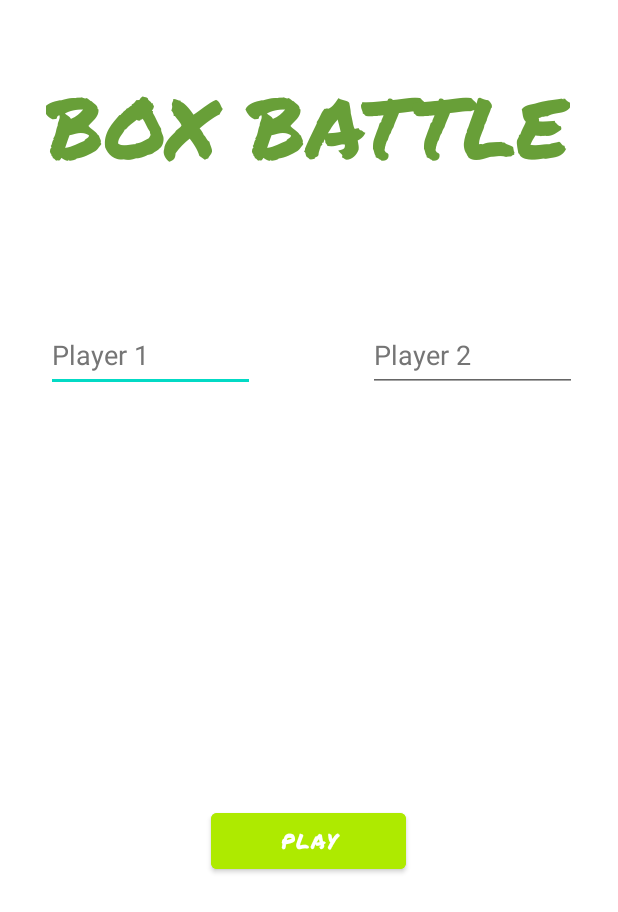
After one commit to 475Group/Box-Battle, an Android app: the layout activity_setup_screen.xml on its own in the app's theme, with its tools: preview values and no code run, on a phone screen of 412 x 824 dp. The commit adds this screen. Shown: the top 912 px of the screen. Run offline under Robolectric (Android 15) with nearby library versions, the phone set to English and light mode, and no system bars.

Commit message:
added set up screen

```diff
--- a/app/src/main/AndroidManifest.xml
+++ b/app/src/main/AndroidManifest.xml
@@ -11,6 +11,9 @@
         android:theme="@style/Theme.MyApplication">
         <activity
             android:name=".GamePage"
+            android:exported="false" />
+        <activity
+            android:name=".SetUpScreenActivity"
             android:exported="false" />
         <activity
             android:name=".StartScreenActivity"
--- a/app/src/main/java/com/example/myapplication/MainActivity.java
+++ b/app/src/main/java/com/example/myapplication/MainActivity.java
@@ -11,6 +11,8 @@ import android.os.Bundle;
 
 import android.view.View;
 import android.view.ViewGroup;
+import android.view.Window;
+import android.view.WindowManager;
 import android.widget.Button;
 import android.widget.ImageView;
 import android.widget.TextView;
@@ -19,18 +21,41 @@ import java.util.ArrayList;
 
 public class MainActivity extends AppCompatActivity implements View.OnClickListener {
     TextView player1Score, player2Score, player1Text, player2Text, player1Turn, player2Turn;
+    String player1Name, player2Name;
     int player1ScoreValue = 0, player2ScoreValue = 0;
     View previousLine = null;
     int turn = 0;
     ArrayList<View> lines = new ArrayList<>();
     ArrayList<TextView> wins = new ArrayList<>();
     int numOfLines;
+
+    public void setUpPlayerInfo(){
+        if (!(player1Name.equals(""))) {
+            player1Text.setText(player1Name);
+        }
+        if (!(player2Name.equals(""))) {
+            player2Text.setText(player2Name);
+        }
+    }
+
     @Override
     protected void onCreate(Bundle savedInstanceState) {
         super.onCreate(savedInstanceState);
+
+        //Remove title bar
+        requestWindowFeature(Window.FEATURE_NO_TITLE);
+        this.getWindow().setFlags(WindowManager.LayoutParams.FLAG_FULLSCREEN,WindowManager.LayoutParams.FLAG_FULLSCREEN);
+        //Hides action bar
+        if(getSupportActionBar() != null){
+            getSupportActionBar().hide();
+        }
+
         setContentView(R.layout.activity_game_page);
         player1Text = findViewById(R.id.player1Text);
+        player1Name = getIntent().getExtras().getString("P1");
         player2Text = findViewById(R.id.player2Text);
+        player2Name = getIntent().getExtras().getString("P2");
+        setUpPlayerInfo();
         player1Score = findViewById(R.id.player1Score);
         player2Score = findViewById(R.id.player2Score);
         player1Turn = findViewById(R.id.Player1Turn);
--- a/app/src/main/java/com/example/myapplication/StartScreenActivity.java
+++ b/app/src/main/java/com/example/myapplication/StartScreenActivity.java
@@ -34,7 +34,7 @@ public class StartScreenActivity extends AppCompatActivity {
         button.setOnClickListener(new View.OnClickListener(){
             @Override
             public void onClick(View v) {
-                openMainActivity();
+                openSetUpScreenActivity();
                 finish();
 
             }
@@ -43,8 +43,8 @@ public class StartScreenActivity extends AppCompatActivity {
 
     }
 
-    public void openMainActivity(){
-        Intent intent = new Intent(this, MainActivity.class);
+    public void openSetUpScreenActivity(){
+        Intent intent = new Intent(this, SetUpScreenActivity.class);
         startActivity(intent);
     }
 }
--- a/app/src/main/res/layout/activity_main.xml
+++ b/app/src/main/res/layout/activity_main.xml
@@ -16,7 +16,7 @@
         android:fontFamily="@font/permanent_marker"
         android:text="BOX BATTLE"
         android:textAlignment="center"
-        android:textColor="#AEEA00"
+        android:textColor="#689F38"
         android:textSize="50sp"
         app:layout_constraintBottom_toBottomOf="parent"
         app:layout_constraintLeft_toLeftOf="parent"
--- /dev/null
+++ b/app/src/main/res/layout/activity_setup_screen.xml
@@ -0,0 +1,69 @@
+<?xml version="1.0" encoding="utf-8"?>
+<androidx.constraintlayout.widget.ConstraintLayout xmlns:android="http://schemas.android.com/apk/res/android"
+    xmlns:app="http://schemas.android.com/apk/res-auto"
+    xmlns:tools="http://schemas.android.com/tools"
+    android:layout_width="match_parent"
+    android:layout_height="match_parent">
+
+    <Button
+        android:id="@+id/confirmButton"
+        android:layout_width="130dp"
+        android:layout_height="49dp"
+        android:backgroundTint="#AEEA00"
+        android:fontFamily="@font/permanent_marker"
+        android:text="Play"
+        android:textAlignment="center"
+        android:textColor="#FFFFFF"
+        app:layout_constraintBottom_toBottomOf="parent"
+        app:layout_constraintHorizontal_bias="0.498"
+        app:layout_constraintLeft_toLeftOf="parent"
+        app:layout_constraintRight_toRightOf="parent"
+        app:layout_constraintTop_toTopOf="parent"
+        app:layout_constraintVertical_bias="0.692" />
+
+    <TextView
+        android:id="@+id/textView"
+        android:layout_width="wrap_content"
+        android:layout_height="wrap_content"
+        android:fontFamily="@font/permanent_marker"
+        android:text="@string/box_battle"
+        android:textAppearance="@style/TextAppearance.AppCompat.Display3"
+        android:textColor="#689F38"
+        app:layout_constraintBottom_toBottomOf="parent"
+        app:layout_constraintEnd_toEndOf="parent"
+        app:layout_constraintHorizontal_bias="0.492"
+        app:layout_constraintStart_toStartOf="parent"
+        app:layout_constraintTop_toTopOf="parent"
+        app:layout_constraintVertical_bias="0.058" />
+
+    <EditText
+        android:id="@+id/inputTextP1"
+        android:layout_width="139dp"
+        android:layout_height="49dp"
+        android:ems="10"
+        android:hint="Player 1"
+        android:inputType="textPersonName"
+        android:textColorHint="#757575"
+        app:layout_constraintBottom_toBottomOf="parent"
+        app:layout_constraintEnd_toEndOf="parent"
+        app:layout_constraintHorizontal_bias="0.113"
+        app:layout_constraintStart_toStartOf="parent"
+        app:layout_constraintTop_toTopOf="parent"
+        app:layout_constraintVertical_bias="0.274" />
+
+    <EditText
+        android:id="@+id/inputTextP2"
+        android:layout_width="139dp"
+        android:layout_height="49dp"
+        android:ems="10"
+        android:hint="Player 2"
+        android:inputType="textPersonName"
+        android:textColorHint="#757575"
+        app:layout_constraintBottom_toBottomOf="parent"
+        app:layout_constraintEnd_toEndOf="parent"
+        app:layout_constraintHorizontal_bias="0.9"
+        app:layout_constraintStart_toStartOf="parent"
+        app:layout_constraintTop_toTopOf="parent"
+        app:layout_constraintVertical_bias="0.274" />
+
+</androidx.constraintlayout.widget.ConstraintLayout>
```
